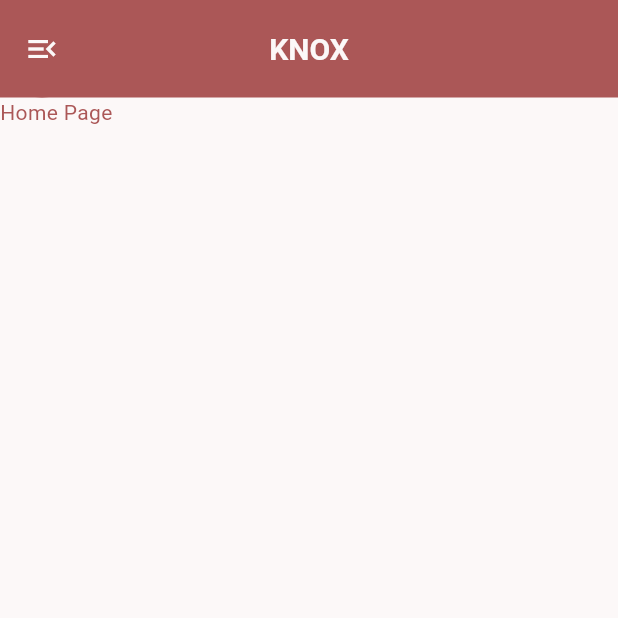
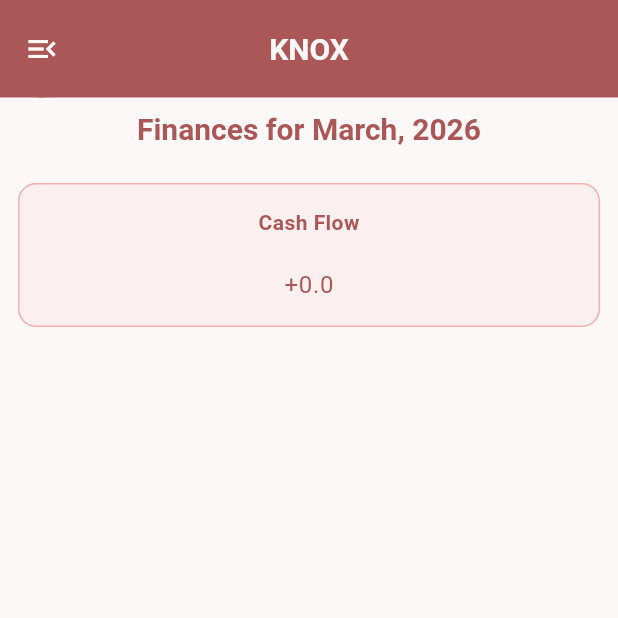
Before and after one commit to MK629/knox, a Flutter app: the screen it shows after launch, on a phone screen of 412 x 824 dp, the top half of it. Run offline on Flutter 3.47's test engine with Material 3 defaults, Android fonts, the phone set to English and light mode, and no system bars; our stand-ins replace hive, sqflite; accounts and stored records are empty.

Commit message:
Made home screen

```diff
--- a/lib/app/configs/app_theme.dart
+++ b/lib/app/configs/app_theme.dart
@@ -5,39 +5,49 @@ ThemeData lightTheme() {
     colorScheme: ColorScheme(
       brightness: Brightness.light,
       primary: lightColor1,
-      onPrimary: lightColor5,
-      secondary:  lightColor5,
+      onPrimary: lightColor2,
+      secondary:  lightColor2,
       onSecondary: lightColor1,
-      error: lightColor5,
+      error: lightColor2,
       onError: lightColor1,
       surface: lightColor1,
-      onSurface: lightColor5,
+      onSurface: lightColor2,
     ),
     textTheme: sharedTextTheme(),
     appBarTheme: AppBarTheme(
-      backgroundColor: lightColor5,
+      backgroundColor: lightColor2,
       foregroundColor: lightColor1,
       toolbarHeight: 65,
     ),
     buttonTheme: ButtonThemeData(),
     iconButtonTheme: IconButtonThemeData(
       style: ButtonStyle(
-        backgroundColor: WidgetStatePropertyAll(lightColor5),
+        backgroundColor: WidgetStatePropertyAll(lightColor2),
         foregroundColor: WidgetStatePropertyAll(lightColor1),
         splashFactory: NoSplash.splashFactory,
       )
     ),
     toggleButtonsTheme: ToggleButtonsThemeData(
-      color: lightColor5,
+      color: lightColor2,
       selectedColor: lightColor1,
-      fillColor: lightColor5,
+      fillColor: lightColor2,
       borderRadius: BorderRadius.all(Radius.circular(30)),
-      borderColor: lightColor5,
-      selectedBorderColor: lightColor5,
+      borderColor: lightColor2,
+      selectedBorderColor: lightColor2,
+    ),
+    cardTheme: CardThemeData(
+      color: commonColor4,
+      elevation: 0.0,
+      shape: RoundedRectangleBorder(
+        side: BorderSide(
+          color: commonColor6,
+        ),
+        borderRadius: BorderRadius.all(Radius.circular(12))
+      )
     ),
     drawerTheme: shardDrawerTheme(),
     dividerTheme: DividerThemeData(
-      color: lightColor4,
+      color: lightColor2,
       thickness: 0.75
     )
   );
@@ -48,40 +58,50 @@ ThemeData darkTheme() {
     colorScheme: ColorScheme(
       brightness: Brightness.dark,
       primary: darkColor1,
-      onPrimary: darkColor5,
-      secondary:  darkColor5,
+      onPrimary: darkColor2,
+      secondary:  darkColor2,
       onSecondary: darkColor1,
-      error: darkColor5,
+      error: darkColor2,
       onError: darkColor1,
       surface: darkColor1,
-      onSurface: darkColor5,
+      onSurface: darkColor2,
     ),
     textTheme: sharedTextTheme(),
     appBarTheme: AppBarTheme(
       backgroundColor: darkColor1,
-      foregroundColor: darkColor5,
+      foregroundColor: darkColor2,
       toolbarHeight: 65,
-      shape: Border(bottom: BorderSide(color: darkColor5)),
+      shape: Border(bottom: BorderSide(color: darkColor2)),
     ),
     buttonTheme: ButtonThemeData(),
     iconButtonTheme: IconButtonThemeData(
       style: ButtonStyle(
-        backgroundColor: WidgetStatePropertyAll(darkColor5),
+        backgroundColor: WidgetStatePropertyAll(darkColor2),
         foregroundColor: WidgetStatePropertyAll(darkColor1),
         splashFactory: NoSplash.splashFactory,
       )
     ),
     toggleButtonsTheme: ToggleButtonsThemeData(
-      color: darkColor5,
+      color: darkColor2,
       selectedColor: darkColor1,
-      fillColor: darkColor5,
+      fillColor: darkColor2,
       borderRadius: BorderRadius.all(Radius.circular(30)),
-      borderColor: darkColor5,
-      selectedBorderColor: darkColor5,
+      borderColor: darkColor2,
+      selectedBorderColor: darkColor2,
+    ),
+    cardTheme: CardThemeData(
+      color: darkColor1,
+      elevation: 0.0,
+      shape: RoundedRectangleBorder(
+        side: BorderSide(
+          color: darkColor2,
+        ),
+        borderRadius: BorderRadius.all(Radius.circular(12))
+      )
     ),
     drawerTheme: shardDrawerTheme(),
     dividerTheme: DividerThemeData(
-      color: darkColor5,
+      color: darkColor2,
       thickness: 0.75
     )
   );
@@ -138,14 +158,16 @@ TextTheme sharedTextTheme() {
 
 //=============[ Light colours ]=============
 Color lightColor1 = Color(0xFFFCF8F8);
-Color lightColor2 = Color(0xFFFBEFEF);
-Color lightColor3 = Color(0xFFF9DFDF);
-Color lightColor4 = Color(0xFFF5AFAF);
-Color lightColor5 =  Color(0xFFAB5757);
+Color lightColor2 =  Color(0xFFAB5757);
 
 //=============[ Dark colours ]=============
 Color darkColor1 = Color(0xFF21243D);
-Color darkColor2 = Color(0xFF88E1F2);
-Color darkColor3 = Color(0xFFFFD082);
-Color darkColor4 = Color(0xFFFF7C7C);
-Color darkColor5 = Color(0xFFFCF8F8);
+Color darkColor2 = Color(0xFFFCF8F8);
+
+//=============[ Common colours ]=============
+Color commonColor1 = Color(0xFF88E1F2);
+Color commonColor2 = Color(0xFFFFD082);
+Color commonColor3 = Color(0xFFFF7C7C);
+Color commonColor4  = Color(0xFFFBEFEF);
+Color commonColor5 = Color(0xFFF9DFDF);
+Color commonColor6 = Color(0xFFF5AFAF);
--- a/lib/app/pages/home.dart
+++ b/lib/app/pages/home.dart
@@ -1,10 +1,84 @@
 import 'package:flutter/material.dart';
+import 'package:knox/db/constants.dart';
+import 'package:knox/db/entities/finance_record.dart';
+import 'package:knox/db/functions/finance_record_keeper.dart';
 
-class Home extends StatelessWidget {
+class Home extends StatefulWidget {
   const Home({super.key});
 
   @override
+  State<Home> createState() => _HomeState();
+}
+
+class _HomeState extends State<Home> {
+  late Future<List<FinanceRecord>> thisMonthRecords;
+
+  @override
+  void initState() {
+    super.initState();
+    thisMonthRecords = FinanceRecordKeeper.selectThisMonthRecords();
+  }
+
+  @override
   Widget build(BuildContext context) {
-    return Text("Home Page");
+    return Padding(
+      padding: EdgeInsets.all(8.0),
+      child: Column(
+        children: [
+          Text(
+            "Finances for ${TimeHelper.monthNames[TimeHelper.todayDate.month]}, ${TimeHelper.todayDate.year}",
+            style: Theme.of(context).textTheme.titleLarge,
+          ),
+          SizedBox(height: 20,),
+          FutureBuilder(
+            future: thisMonthRecords,
+            builder: (context, snapshot) {
+              if(snapshot.connectionState == ConnectionState.waiting){
+                return CircularProgressIndicator();
+              }
+
+              List<FinanceRecord> items = snapshot.hasData ? snapshot.data as List<FinanceRecord> : [];
+
+              double totalSum = 0;
+
+              for(FinanceRecord record in items){
+                if(record.type == RecordType.income){
+                  totalSum += record.amount;
+                }
+                else if(record.type == RecordType.expense){
+                  totalSum -= record.amount;
+                }
+              }
+
+              return Expanded(
+                child: Column(
+                  crossAxisAlignment: CrossAxisAlignment.stretch,
+                  children: [
+                    Card(
+                      child: Padding(
+                        padding: const EdgeInsets.all(16),
+                        child: Column(
+                          children: [
+                            Text(
+                              "Cash Flow",
+                              style: Theme.of(context).textTheme.labelLarge,
+                            ),
+                            const SizedBox(height: 20),
+                            Text(
+                              totalSum >= 0 ? "+$totalSum" : "-$totalSum",
+                              style: Theme.of(context).textTheme.bodyLarge,
+                            ),
+                          ],
+                        ),
+                      ),
+                    ),
+                  ]
+                )
+              );
+            },
+          ),
+        ],
+      ),
+    );
   }
 }
--- a/lib/db/constants.dart
+++ b/lib/db/constants.dart
@@ -1,7 +1,8 @@
 import 'package:flutter/material.dart';
 
 class Queries {
-  static final String createRecordTable = '''
+  static final String createRecordTable =
+      '''
     CREATE TABLE IF NOT EXISTS ${TableNames.recTbl} (
       id INTEGER PRIMARY KEY,
       type TEXT NOT NULL,
@@ -12,7 +13,8 @@ class Queries {
     );
   ''';
 
-  static final String createLifeDutyTable = '''
+  static final String createLifeDutyTable =
+      '''
     CREATE TABLE IF NOT EXISTS ${TableNames.lifeDutyTbl} (
       id INTEGER PRIMARY KEY,
       type TEXT NOT NULL,
@@ -20,31 +22,28 @@ class Queries {
       update_interval TEXT NOT NULL,
       amount DOUBLE NOT NULL,
       start_date TEXT NOT NULL,
-      latest_update TEXT NOT NULL,
+      latest_update TEXT NOT NULL
     );
   ''';
 }
 
-class TableNames{
+class TableNames {
   static final String recTbl = "records";
   static final String lifeDutyTbl = "life_duties";
 }
 
-enum RecordType{
-  income, expense
-}
+enum RecordType { income, expense }
 
-enum UpdateInterval{
-  daily, monthly, yearly
-}
+enum UpdateInterval { daily, monthly, yearly }
 
-class CommonMessages{
+class CommonMessages {
   static final String resultNull = "Result returned null.";
   static final String invalidFormat = "Invalid format.";
 }
 
-class TimeHelper{
+class TimeHelper {
   static final String _lowTimeString = "0001-01-01 00:00:00.000";
   static DateTime stoneAge = DateTime.parse(_lowTimeString);
   static DateTime todayDate = DateUtils.dateOnly(DateTime.now());
+  static List<String> monthNames = ["0 Index filler", "January", "February", "March", "April", "May", "June", "July", "August", "September", "October", "November", "December"];
 }
--- a/lib/db/functions/db_accountant.dart
+++ b/lib/db/functions/db_accountant.dart
@@ -7,7 +7,7 @@ class DbAccountant {
 
   static Database? get getDb => _db;
 
-  static void initDb() async {
+  static Future<void> initDb() async {
     String databasesPath = await getDatabasesPath();
 
     _db = await openDatabase(
--- a/lib/main.dart
+++ b/lib/main.dart
@@ -1,9 +1,12 @@
 import 'package:flutter/material.dart';
 import 'package:knox/app/root.dart';
+import 'package:knox/db/functions/db_accountant.dart';
 import 'package:knox/hive/worker_bee.dart';
 
-void main() async{
+void main() async {
   WidgetsFlutterBinding.ensureInitialized();
+
+  await DbAccountant.initDb();
 
   await WorkerBee.init();
   Map<dynamic, dynamic> prefs = await WorkerBee.getAllItems();
```
